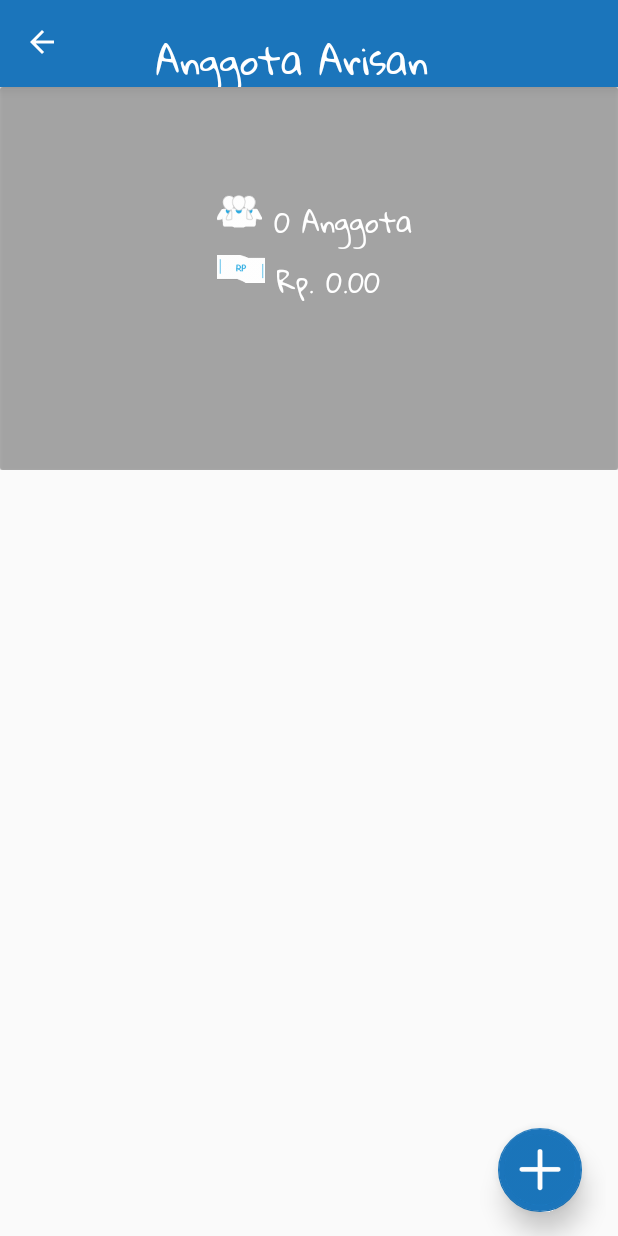
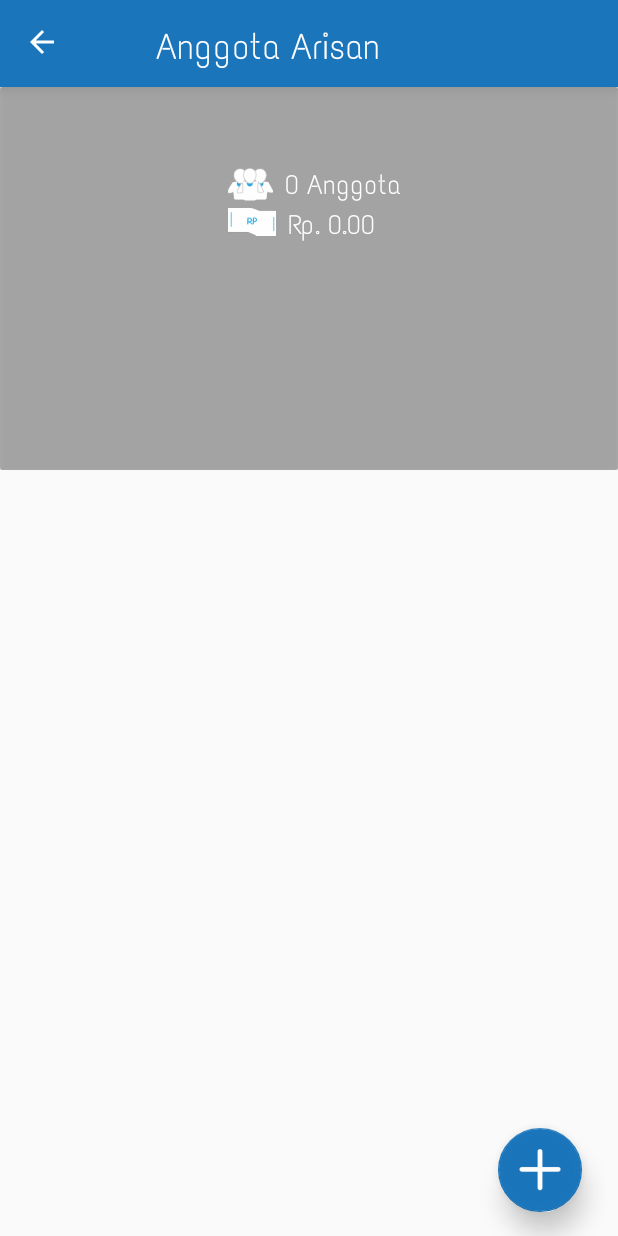
Before and after one commit to AkiraDT/ArisanV2, an Android app: the AnggotaFragment screen opened directly, with no data from a screen before it, on a phone screen of 412 x 824 dp. Run offline under Robolectric (Android 15) with nearby library versions, the phone set to English and light mode, and no system bars; our stand-ins replace CircleImageView, Room's generated code; libraries missing offline, so code that uses them is left out: android.arch.persistence, jp.wasabeef.recyclerview; 1 statement that could not run was skipped.

Commit message:
Change Font BACK

```diff
--- a/app/src/main/java/com/jamingup/arisanv2/Kelompok/AdapterAnggota.java
+++ b/app/src/main/java/com/jamingup/arisanv2/Kelompok/AdapterAnggota.java
@@ -23,11 +23,11 @@ import de.hdodenhof.circleimageview.CircleImageView;
 public class AdapterAnggota extends ListAdapter<Peserta, AdapterAnggota.ViewHolder> {
     private static final String TAG = "AdapterAnggota";
     private Context context;
-    private Typeface GloriaFont;
+    private Typeface TMOFont;
 
     public AdapterAnggota(Typeface typeface, Context context) {
         super(DIFF_CALLBACK);
-        GloriaFont = typeface;
+        TMOFont = typeface;
         this.context = context;
     }
 
@@ -90,7 +90,7 @@ public class AdapterAnggota extends ListAdapter<Peserta, AdapterAnggota.ViewHold
         View v = LayoutInflater.from(viewGroup.getContext())
                 .inflate(R.layout.anggota_list_content, viewGroup, false);
 
-        return new ViewHolder(v, GloriaFont);
+        return new ViewHolder(v, TMOFont);
     }
 
     @Override
--- a/app/src/main/java/com/jamingup/arisanv2/Kelompok/AdapterKelompok.java
+++ b/app/src/main/java/com/jamingup/arisanv2/Kelompok/AdapterKelompok.java
@@ -24,11 +24,11 @@ import de.hdodenhof.circleimageview.CircleImageView;
 public class AdapterKelompok extends ListAdapter<Kelompok, AdapterKelompok.ViewHolder> {
     private static final String TAG = "AdapterKelompok";
     private Context context;
-    private Typeface GloriaFont;
+    private Typeface TMOFont;
 
     public AdapterKelompok(Typeface typeface, Context context) {
         super(DIFF_CALLBACK);
-        GloriaFont = typeface;
+        TMOFont = typeface;
         this.context = context;
     }
 
@@ -105,7 +105,7 @@ public class AdapterKelompok extends ListAdapter<Kelompok, AdapterKelompok.ViewH
         View v = LayoutInflater.from(viewGroup.getContext())
                 .inflate(R.layout.kelompok_list_content, viewGroup, false);
 
-        return new ViewHolder(v, GloriaFont);
+        return new ViewHolder(v, TMOFont);
     }
 
     @Override
--- a/app/src/main/java/com/jamingup/arisanv2/Kelompok/AdapterPilihAnggota.java
+++ b/app/src/main/java/com/jamingup/arisanv2/Kelompok/AdapterPilihAnggota.java
@@ -27,13 +27,13 @@ import de.hdodenhof.circleimageview.CircleImageView;
 public class AdapterPilihAnggota extends ListAdapter<Peserta, AdapterPilihAnggota.ViewHolder> {
     private static final String TAG = "AdapterPilihAnggota";
     private Context context;
-    private Typeface GloriaFont;
+    private Typeface TMOFont;
     private Boolean allChecked;
     private List<Integer> checkedItemList;
 
     public AdapterPilihAnggota(Typeface typeface, Context context) {
         super(DIFF_CALLBACK);
-        GloriaFont = typeface;
+        TMOFont = typeface;
         this.context = context;
         checkedItemList = new ArrayList<>();
     }
@@ -124,7 +124,7 @@ public class AdapterPilihAnggota extends ListAdapter<Peserta, AdapterPilihAnggot
         View v = LayoutInflater.from(viewGroup.getContext())
                 .inflate(R.layout.pilih_anggota_list_content, viewGroup, false);
 
-        return new ViewHolder(v, GloriaFont);
+        return new ViewHolder(v, TMOFont);
     }
 
     @Override
--- a/app/src/main/java/com/jamingup/arisanv2/Kelompok/AnggotaFragment.java
+++ b/app/src/main/java/com/jamingup/arisanv2/Kelompok/AnggotaFragment.java
@@ -28,7 +28,7 @@ public class AnggotaFragment extends Fragment {
     private RecyclerView mRecyclerView;
     private AdapterAnggota mAdapter;
     private RecyclerView.LayoutManager mLayoutManager;
-    private Typeface GloriaFont;
+    private Typeface TMOFont;
     private String namaKelompok;
 
     private FragmentManager fragmentManager;
@@ -44,7 +44,7 @@ public class AnggotaFragment extends Fragment {
         namaKelompok = b.getString("namaKelompok");
         anggotaViewModel = ViewModelProviders.of(this, new AnggotaViewModelFactory(getActivity().getApplication(), namaKelompok)).get(AnggotaViewModel.class);
         updateRecycler();
-        GloriaFont = Typeface.createFromAsset(getActivity().getAssets(), "fonts/GloriaHallelujah-Regular.ttf");
+        TMOFont = Typeface.createFromAsset(getActivity().getAssets(), "fonts/TextMeOne-Regular.ttf");
 
         pilihAnggotaFragment = new PilihAnggotaFragment();
         fragmentManager = getActivity().getSupportFragmentManager();
@@ -76,7 +76,7 @@ public class AnggotaFragment extends Fragment {
         mRecyclerView.setLayoutManager(mLayoutManager);
 //        mRecyclerView.setItemAnimator(new SlideInUpAnimator());
         // specify an adapter (see also next example)
-        mAdapter = new AdapterAnggota(GloriaFont, getContext());
+        mAdapter = new AdapterAnggota(TMOFont, getContext());
         mRecyclerView.setAdapter(mAdapter);
 
         FloatingActionButton fab = (FloatingActionButton) view.findViewById(R.id.fab);
--- a/app/src/main/java/com/jamingup/arisanv2/Kelompok/KelompokViewActivity.java
+++ b/app/src/main/java/com/jamingup/arisanv2/Kelompok/KelompokViewActivity.java
@@ -13,7 +13,7 @@ import android.widget.TextView;
 import com.jamingup.arisanv2.R;
 
 public class KelompokViewActivity extends AppCompatActivity {
-    private Typeface GloriaFont;
+    private Typeface TMOFont;
     private TextView toolbarText;
 
     private TextView labelNama;
@@ -39,17 +39,17 @@ public class KelompokViewActivity extends AppCompatActivity {
 
         namaKelompok = getIntent().getStringExtra("nama");
 
-        GloriaFont = Typeface.createFromAsset(getAssets(), "fonts/GloriaHallelujah-Regular.ttf");
+        TMOFont = Typeface.createFromAsset(getAssets(), "fonts/TextMeOne-Regular.ttf");
         toolbarText = (TextView) findViewById(R.id.toolbar_text);
         labelNama = (TextView) findViewById(R.id.label_name);
         labelJumlahAnggota = (TextView) findViewById(R.id.label_jumlah_anggota);
         labelNominalHadiah = (TextView) findViewById(R.id.label_nominal);
         imgKelompok = (ImageView) findViewById(R.id.img_profile_kelompok);
 
-        toolbarText.setTypeface(GloriaFont);
-        labelNama.setTypeface(GloriaFont);
-        labelJumlahAnggota.setTypeface(GloriaFont);
-        labelNominalHadiah.setTypeface(GloriaFont);
+        toolbarText.setTypeface(TMOFont);
+        labelNama.setTypeface(TMOFont);
+        labelJumlahAnggota.setTypeface(TMOFont);
+        labelNominalHadiah.setTypeface(TMOFont);
 
         toolbarText.setText("Anggota Arisan");
 
--- a/app/src/main/java/com/jamingup/arisanv2/Kelompok/PilihAnggotaFragment.java
+++ b/app/src/main/java/com/jamingup/arisanv2/Kelompok/PilihAnggotaFragment.java
@@ -33,7 +33,7 @@ public class PilihAnggotaFragment extends DialogFragment {
     private AdapterPilihAnggota mAdapter;
     private RecyclerView.LayoutManager mLayoutManager;
     private FloatingActionButton fab;
-    private Typeface GloriaFont;
+    private Typeface TMOFont;
 
     private PesertaViewModel pesertaViewModel;
     //    private AnggotaViewModel anggotaViewModel;
@@ -52,7 +52,7 @@ public class PilihAnggotaFragment extends DialogFragment {
 //        anggotaViewModel = ViewModelProviders.of(ag).get(AnggotaViewModel.class);
 
         updateRecycler();
-        GloriaFont = Typeface.createFromAsset(getActivity().getAssets(), "fonts/GloriaHallelujah-Regular.ttf");
+        TMOFont = Typeface.createFromAsset(getActivity().getAssets(), "fonts/TextMeOne-Regular.ttf");
         allChecked = false;
     }
 
@@ -75,7 +75,7 @@ public class PilihAnggotaFragment extends DialogFragment {
         final CheckBox checkBox = (CheckBox) view.findViewById(R.id.checkbox_allCheck);
 
         TextView labelPilihSemua = (TextView) view.findViewById(R.id.label_pilihSemua);
-        labelPilihSemua.setTypeface(GloriaFont);
+        labelPilihSemua.setTypeface(TMOFont);
 
         checkBox.setOnCheckedChangeListener(new CompoundButton.OnCheckedChangeListener() {
             @Override
@@ -101,7 +101,7 @@ public class PilihAnggotaFragment extends DialogFragment {
         mRecyclerView.setLayoutManager(mLayoutManager);
         mRecyclerView.setItemAnimator(new SlideInUpAnimator());
         // specify an adapter (see also next example)
-        mAdapter = new AdapterPilihAnggota(GloriaFont, getContext());
+        mAdapter = new AdapterPilihAnggota(TMOFont, getContext());
         mRecyclerView.setAdapter(mAdapter);
 
 //        new ItemTouchHelper(new ItemTouchHelper.SimpleCallback(ItemTouchHelper.UP|ItemTouchHelper.DOWN,
--- a/app/src/main/java/com/jamingup/arisanv2/Kocok/AdapterKocokKelompok.java
+++ b/app/src/main/java/com/jamingup/arisanv2/Kocok/AdapterKocokKelompok.java
@@ -25,11 +25,11 @@ import de.hdodenhof.circleimageview.CircleImageView;
 public class AdapterKocokKelompok extends ListAdapter<Kelompok, AdapterKocokKelompok.ViewHolder> {
     private static final String TAG = "AdapterKelompok";
     private Context context;
-    private Typeface GloriaFont;
+    private Typeface TMOFont;
 
     public AdapterKocokKelompok(Typeface typeface, Context context) {
         super(DIFF_CALLBACK);
-        GloriaFont = typeface;
+        TMOFont = typeface;
         this.context = context;
     }
 
@@ -90,7 +90,7 @@ public class AdapterKocokKelompok extends ListAdapter<Kelompok, AdapterKocokKelo
         View v = LayoutInflater.from(viewGroup.getContext())
                 .inflate(R.layout.kocok_kelompok_list_content, viewGroup, false);
 
-        return new ViewHolder(v, GloriaFont);
+        return new ViewHolder(v, TMOFont);
     }
 
     @Override
--- a/app/src/main/java/com/jamingup/arisanv2/Kocok/KocokKelompokFragment.java
+++ b/app/src/main/java/com/jamingup/arisanv2/Kocok/KocokKelompokFragment.java
@@ -32,7 +32,7 @@ public class KocokKelompokFragment extends Fragment {
     public AdapterKocokKelompok mAdapter;
     private RecyclerView.LayoutManager mLayoutManager;
 
-    private Typeface GloriaFont;
+    private Typeface TMOFont;
     private KelompokViewModel kelompokViewModel;
 
     public void onCreate(Bundle savedInstanceState) {
@@ -40,7 +40,7 @@ public class KocokKelompokFragment extends Fragment {
         kelompokViewModel = ViewModelProviders.of(this).get(KelompokViewModel.class);
         updateRecycler();
 
-        GloriaFont = Typeface.createFromAsset(getActivity().getAssets(), "fonts/GloriaHallelujah-Regular.ttf");
+        TMOFont = Typeface.createFromAsset(getActivity().getAssets(), "fonts/TextMeOne-Regular.ttf");
     }
 
     private void updateRecycler() {
@@ -71,7 +71,7 @@ public class KocokKelompokFragment extends Fragment {
         mRecyclerView.setItemAnimator(new SlideInUpAnimator());
 
         // specify an adapter (see also next example)
-        mAdapter = new AdapterKocokKelompok(GloriaFont, getContext());
+        mAdapter = new AdapterKocokKelompok(TMOFont, getContext());
         mRecyclerView.setAdapter(mAdapter);
 
 //        mRecyclerView.addOnScrollListener(new RecyclerView.OnScrollListener() {
--- a/app/src/main/java/com/jamingup/arisanv2/MainActivity.java
+++ b/app/src/main/java/com/jamingup/arisanv2/MainActivity.java
@@ -30,7 +30,7 @@ public class MainActivity extends AppCompatActivity {
     private BottomNavigationView navigation;
     private FragmentManager fragmentManager;
     private Dialog dialog;
-    private Typeface GloriaFont;
+    private Typeface TMOFont;
     private TextView toolbarText;
 
     private BottomNavigationView.OnNavigationItemSelectedListener mOnNavigationItemSelectedListener
@@ -82,7 +82,7 @@ public class MainActivity extends AppCompatActivity {
             navigation.setSelectedItemId(savedInstanceState.getInt("idNav"));
         }
 
-        GloriaFont = Typeface.createFromAsset(getAssets(), "fonts/TextMeOne-Regular.ttf");
+        TMOFont = Typeface.createFromAsset(getAssets(), "fonts/TextMeOne-Regular.ttf");
         toolbarText = (TextView) findViewById(R.id.toolbar_text);
 
         dialog = new Dialog(this);
@@ -130,7 +130,7 @@ public class MainActivity extends AppCompatActivity {
         setSupportActionBar(toolbar);
 
         TextView toolbar_text = (TextView) findViewById(R.id.toolbar_text);
-        toolbar_text.setTypeface(GloriaFont);
+        toolbar_text.setTypeface(TMOFont);
         if(toolbar_text != null && toolbar != null){
             toolbar_text.setText(getTitle());
             setSupportActionBar(toolbar);
--- a/app/src/main/java/com/jamingup/arisanv2/Pemenang/AdapterPemenangKelompok.java
+++ b/app/src/main/java/com/jamingup/arisanv2/Pemenang/AdapterPemenangKelompok.java
@@ -25,11 +25,11 @@ import de.hdodenhof.circleimageview.CircleImageView;
 public class AdapterPemenangKelompok extends ListAdapter<Kelompok, AdapterPemenangKelompok.ViewHolder> {
     private static final String TAG = "AdapterKelompok";
     private Context context;
-    private Typeface GloriaFont;
+    private Typeface TMOFont;
 
     public AdapterPemenangKelompok(Typeface typeface, Context context) {
         super(DIFF_CALLBACK);
-        GloriaFont = typeface;
+        TMOFont = typeface;
         this.context = context;
     }
 
@@ -90,7 +90,7 @@ public class AdapterPemenangKelompok extends ListAdapter<Kelompok, AdapterPemena
         View v = LayoutInflater.from(viewGroup.getContext())
                 .inflate(R.layout.pemenang_kelompok_list_content, viewGroup, false);
 
-        return new ViewHolder(v, GloriaFont);
+        return new ViewHolder(v, TMOFont);
     }
 
     @Override
--- a/app/src/main/java/com/jamingup/arisanv2/Pemenang/PemenangKelompokFragment.java
+++ b/app/src/main/java/com/jamingup/arisanv2/Pemenang/PemenangKelompokFragment.java
@@ -32,7 +32,7 @@ public class PemenangKelompokFragment extends Fragment {
     public AdapterPemenangKelompok mAdapter;
     private RecyclerView.LayoutManager mLayoutManager;
 
-    private Typeface GloriaFont;
+    private Typeface TMOFont;
     private KelompokViewModel kelompokViewModel;
 
     public void onCreate(Bundle savedInstanceState) {
@@ -40,7 +40,7 @@ public class PemenangKelompokFragment extends Fragment {
         kelompokViewModel = ViewModelProviders.of(this).get(KelompokViewModel.class);
         updateRecycler();
 
-        GloriaFont = Typeface.createFromAsset(getActivity().getAssets(), "fonts/GloriaHallelujah-Regular.ttf");
+        TMOFont = Typeface.createFromAsset(getActivity().getAssets(), "fonts/TextMeOne-Regular.ttf");
     }
 
     private void updateRecycler() {
@@ -71,7 +71,7 @@ public class PemenangKelompokFragment extends Fragment {
         mRecyclerView.setItemAnimator(new SlideInUpAnimator());
 
         // specify an adapter (see also next example)
-        mAdapter = new AdapterPemenangKelompok(GloriaFont, getContext());
+        mAdapter = new AdapterPemenangKelompok(TMOFont, getContext());
         mRecyclerView.setAdapter(mAdapter);
 
 //        mRecyclerView.addOnScrollListener(new RecyclerView.OnScrollListener() {
--- a/app/src/main/java/com/jamingup/arisanv2/Tagihan/AdapterTagihanAnggota.java
+++ b/app/src/main/java/com/jamingup/arisanv2/Tagihan/AdapterTagihanAnggota.java
@@ -28,13 +28,13 @@ import de.hdodenhof.circleimageview.CircleImageView;
 public class AdapterTagihanAnggota extends ListAdapter<AnggotaTagihan, AdapterTagihanAnggota.ViewHolder> {
     private static final String TAG = "AdapterTagihanAnggota";
     private Context context;
-    private Typeface GloriaFont;
+    private Typeface TMOFont;
     private boolean isEdited = false;
     private List<AnggotaTagihan> anggotaList;
 
     public AdapterTagihanAnggota(Typeface typeface, Context context) {
         super(DIFF_CALLBACK);
-        GloriaFont = typeface;
+        TMOFont = typeface;
         this.context = context;
     }
 
@@ -116,7 +116,7 @@ public class AdapterTagihanAnggota extends ListAdapter<AnggotaTagihan, AdapterTa
         View v = LayoutInflater.from(viewGroup.getContext())
                 .inflate(R.layout.tagihan_peserta_list_content, viewGroup, false);
 
-        return new ViewHolder(v, GloriaFont);
+        return new ViewHolder(v, TMOFont);
     }
 
     @Override
--- a/app/src/main/java/com/jamingup/arisanv2/Tagihan/AdapterTagihanKelompok.java
+++ b/app/src/main/java/com/jamingup/arisanv2/Tagihan/AdapterTagihanKelompok.java
@@ -24,11 +24,11 @@ import de.hdodenhof.circleimageview.CircleImageView;
 public class AdapterTagihanKelompok extends ListAdapter<Kelompok, AdapterTagihanKelompok.ViewHolder> {
     private static final String TAG = "AdapterKelompok";
     private Context context;
-    private Typeface GloriaFont;
+    private Typeface TMOFont;
 
     public AdapterTagihanKelompok(Typeface typeface, Context context) {
         super(DIFF_CALLBACK);
-        GloriaFont = typeface;
+        TMOFont = typeface;
         this.context = context;
     }
 
@@ -97,7 +97,7 @@ public class AdapterTagihanKelompok extends ListAdapter<Kelompok, AdapterTagihan
         View v = LayoutInflater.from(viewGroup.getContext())
                 .inflate(R.layout.tagihan_kelompok_list_content, viewGroup, false);
 
-        return new ViewHolder(v, GloriaFont);
+        return new ViewHolder(v, TMOFont);
     }
 
     @Override
--- a/app/src/main/java/com/jamingup/arisanv2/Tagihan/TagihanKelompokFragment.java
+++ b/app/src/main/java/com/jamingup/arisanv2/Tagihan/TagihanKelompokFragment.java
@@ -32,7 +32,7 @@ public class TagihanKelompokFragment extends Fragment {
     public AdapterTagihanKelompok mAdapter;
     private RecyclerView.LayoutManager mLayoutManager;
 
-    private Typeface GloriaFont;
+    private Typeface TMOFont;
     private KelompokViewModel kelompokViewModel;
 
     public void onCreate(Bundle savedInstanceState) {
@@ -40,7 +40,7 @@ public class TagihanKelompokFragment extends Fragment {
         kelompokViewModel = ViewModelProviders.of(this).get(KelompokViewModel.class);
         updateRecycler();
 
-        GloriaFont = Typeface.createFromAsset(getActivity().getAssets(), "fonts/GloriaHallelujah-Regular.ttf");
+        TMOFont = Typeface.createFromAsset(getActivity().getAssets(), "fonts/TextMeOne-Regular.ttf");
     }
 
     private void updateRecycler() {
@@ -71,7 +71,7 @@ public class TagihanKelompokFragment extends Fragment {
         mRecyclerView.setItemAnimator(new SlideInUpAnimator());
 
         // specify an adapter (see also next example)
-        mAdapter = new AdapterTagihanKelompok(GloriaFont, getContext());
+        mAdapter = new AdapterTagihanKelompok(TMOFont, getContext());
         mRecyclerView.setAdapter(mAdapter);
 
 //        mRecyclerView.addOnScrollListener(new RecyclerView.OnScrollListener() {
```
Also changed, not shown: app/src/main/java/com/jamingup/arisanv2/Kelompok/KelompokFragment.java (+14 -14 lines), app/src/main/java/com/jamingup/arisanv2/Peserta/AdapterPeserta.java (+6 -6 lines), app/src/main/java/com/jamingup/arisanv2/Peserta/PesertaFragment.java (+16 -16 lines), app/src/main/java/com/jamingup/arisanv2/Tagihan/TagihanAnggotaActivity.java (+4 -4 lines), app/src/main/assets/fonts/GloriaHallelujah-Regular.ttf (deleted), app/src/main/assets/fonts/TextMeOne-Regular.ttf.
